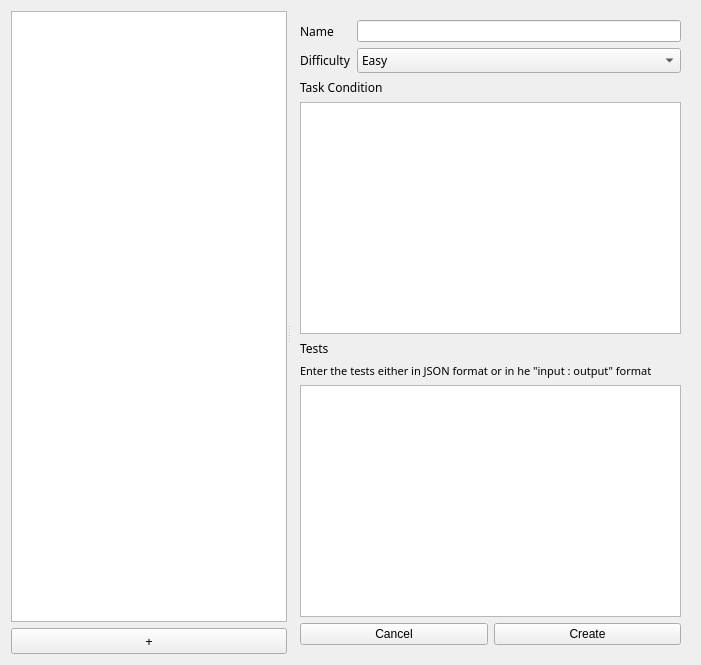
First picture: the form in ui/teacherpage.ui, repository pr2026/CppCraftClient, before the edit.
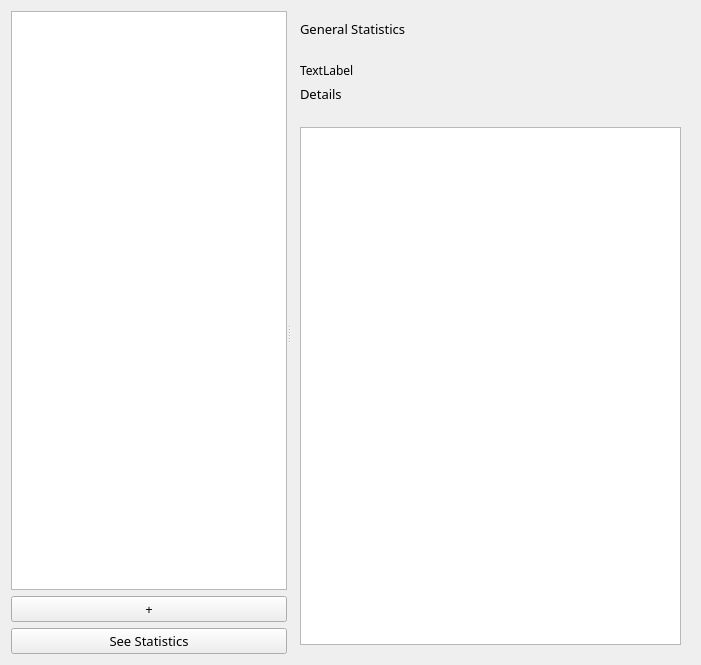
Second picture: the form after the edit.

Commit message: Add teacher statistics function & logout button

Patch:
```diff
--- a/ui/teacherpage.ui
+++ b/ui/teacherpage.ui
@@ -37,11 +37,24 @@
          </property>
         </widget>
        </item>
+       <item>
+        <widget class="QPushButton" name="statisticsButton">
+         <property name="font">
+          <font>
+           <family>Century Gothic</family>
+           <pointsize>10</pointsize>
+          </font>
+         </property>
+         <property name="text">
+          <string>See Statistics</string>
+         </property>
+        </widget>
+       </item>
       </layout>
      </widget>
      <widget class="QStackedWidget" name="rightWidget">
       <property name="currentIndex">
-       <number>1</number>
+       <number>2</number>
       </property>
       <widget class="QWidget" name="viewTaskPage">
        <layout class="QVBoxLayout" name="verticalLayout_18">
@@ -243,6 +256,59 @@
         </item>
        </layout>
       </widget>
+      <widget class="QWidget" name="statisticsPage">
+       <layout class="QVBoxLayout" name="verticalLayout_2">
+        <item>
+         <widget class="QLabel" name="generalStatisticsLabel">
+          <property name="font">
+           <font>
+            <family>Century Gothic</family>
+            <pointsize>10</pointsize>
+           </font>
+          </property>
+          <property name="text">
+           <string>General Statistics
+</string>
+          </property>
+         </widget>
+        </item>
+        <item>
+         <widget class="QLabel" name="generalStatistics">
+          <property name="font">
+           <font>
+            <family>Century Gothic</family>
+           </font>
+          </property>
+          <property name="text">
+           <string>TextLabel</string>
+          </property>
+         </widget>
+        </item>
+        <item>
+         <widget class="QLabel" name="detailsLabel">
+          <property name="font">
+           <font>
+            <family>Century Gothic</family>
+            <pointsize>10</pointsize>
+           </font>
+          </property>
+          <property name="text">
+           <string>Details
+</string>
+          </property>
+         </widget>
+        </item>
+        <item>
+         <widget class="QTableWidget" name="detailsTable">
+          <property name="font">
+           <font>
+            <family>Century Gothic</family>
+           </font>
+          </property>
+         </widget>
+        </item>
+       </layout>
+      </widget>
      </widget>
     </widget>
    </item>
```
The commit also changes 10 other files.
